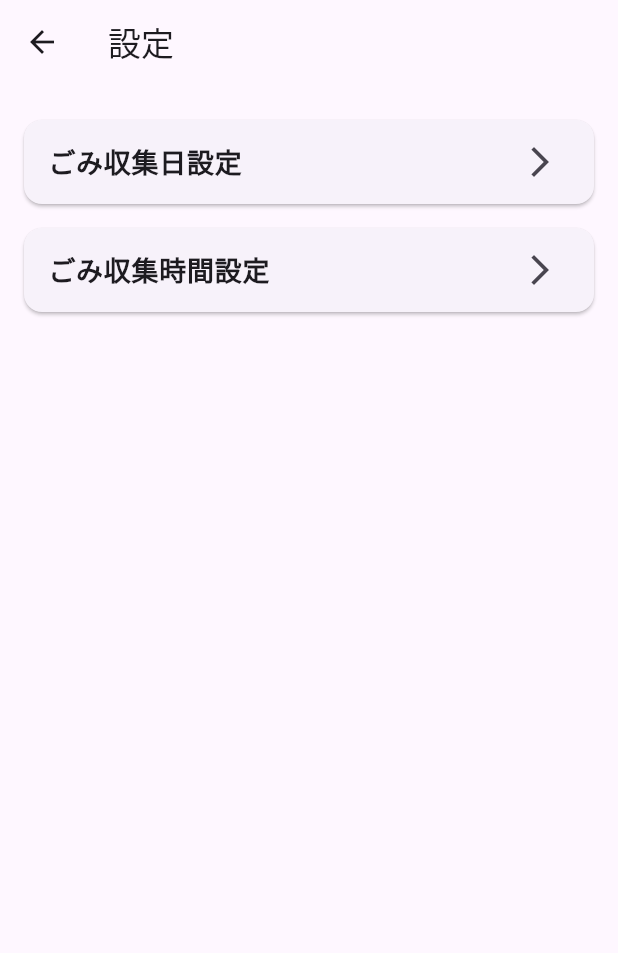
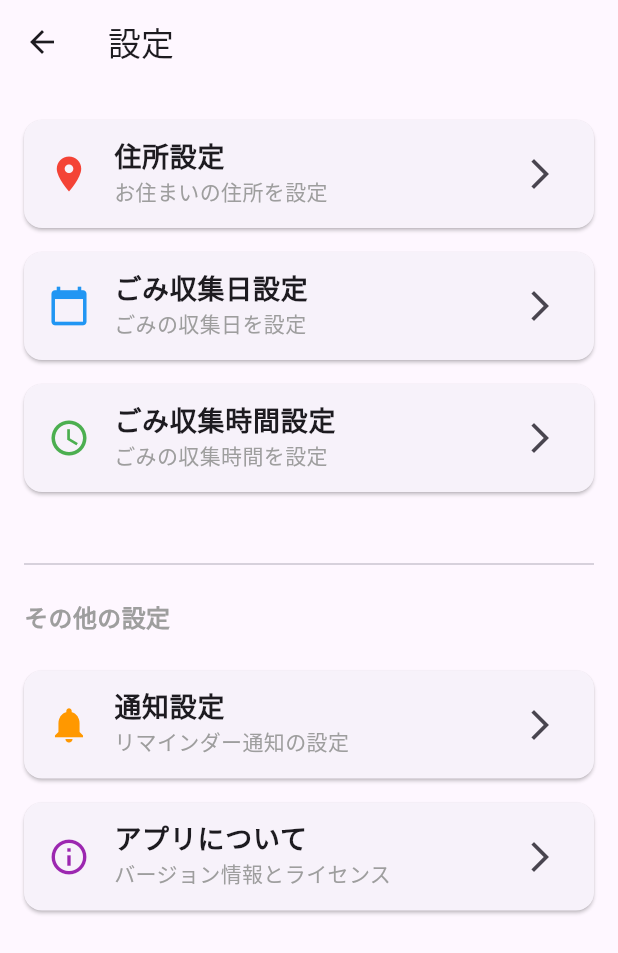
Before and after one commit to kainskains/garbage_app2, a Flutter app: the SettingsScreen screen opened directly, on a phone screen of 412 x 824 dp. Shown: the top 953 px of the screen. Run offline on Flutter 3.47's test engine with Material 3 defaults, Android fonts, the phone set to English and light mode, and no system bars; our stand-ins replace image_picker, shared_preferences, table_calendar; missing offline and left inert: tflite_flutter; accounts and stored records are empty.

Commit message:
add"address_settings"

```diff
--- a/lib/screens/settings_screen.dart
+++ b/lib/screens/settings_screen.dart
@@ -1,7 +1,8 @@
-// lib/screens/settings_screen.dart (修正後)
+// lib/screens/settings_screen.dart (住所設定追加版)
 import 'package:flutter/material.dart';
-import 'package:garbage_app/screens/date_settings_screen.dart'; // 新しい日付設定画面
-import 'package:garbage_app/screens/time_settings_screen.dart'; // 新しい時間設定画面
+import 'package:garbage_app/screens/date_settings_screen.dart'; // 日付設定画面
+import 'package:garbage_app/screens/time_settings_screen.dart'; // 時間設定画面
+import 'package:garbage_app/screens/address_settings_screen.dart'; // 住所設定画面
 
 class SettingsScreen extends StatelessWidget {
   const SettingsScreen({super.key});
@@ -15,12 +16,48 @@ class SettingsScreen extends StatelessWidget {
       body: ListView(
         padding: const EdgeInsets.all(16.0),
         children: [
+          // 住所設定
           Card(
             margin: const EdgeInsets.symmetric(vertical: 8.0),
             child: ListTile(
+              leading: const Icon(
+                Icons.location_on,
+                color: Colors.red,
+                size: 28,
+              ),
+              title: const Text(
+                '住所設定',
+                style: TextStyle(fontSize: 18, fontWeight: FontWeight.bold),
+              ),
+              subtitle: const Text(
+                'お住まいの住所を設定',
+                style: TextStyle(color: Colors.grey),
+              ),
+              trailing: const Icon(Icons.arrow_forward_ios),
+              onTap: () {
+                Navigator.of(context).push(
+                  MaterialPageRoute(builder: (context) => const AddressSettingsScreen()),
+                );
+              },
+            ),
+          ),
+
+          // ごみ収集日設定
+          Card(
+            margin: const EdgeInsets.symmetric(vertical: 8.0),
+            child: ListTile(
+              leading: const Icon(
+                Icons.calendar_today,
+                color: Colors.blue,
+                size: 28,
+              ),
               title: const Text(
                 'ごみ収集日設定',
                 style: TextStyle(fontSize: 18, fontWeight: FontWeight.bold),
+              ),
+              subtitle: const Text(
+                'ごみの収集日を設定',
+                style: TextStyle(color: Colors.grey),
               ),
               trailing: const Icon(Icons.arrow_forward_ios),
               onTap: () {
@@ -30,12 +67,23 @@ class SettingsScreen extends StatelessWidget {
               },
             ),
           ),
+
+          // ごみ収集時間設定
           Card(
             margin: const EdgeInsets.symmetric(vertical: 8.0),
             child: ListTile(
+              leading: const Icon(
+                Icons.access_time,
+                color: Colors.green,
+                size: 28,
+              ),
               title: const Text(
                 'ごみ収集時間設定',
                 style: TextStyle(fontSize: 18, fontWeight: FontWeight.bold),
+              ),
+              subtitle: const Text(
+                'ごみの収集時間を設定',
+                style: TextStyle(color: Colors.grey),
               ),
               trailing: const Icon(Icons.arrow_forward_ios),
               onTap: () {
@@ -45,7 +93,84 @@ class SettingsScreen extends StatelessWidget {
               },
             ),
           ),
-          // 今後追加されるであろう、その他の設定項目
+
+          const SizedBox(height: 32),
+
+          // セクション分けのための区切り線とタイトル
+          const Divider(thickness: 1),
+          const SizedBox(height: 16),
+
+          const Text(
+            'その他の設定',
+            style: TextStyle(
+              fontSize: 16,
+              fontWeight: FontWeight.bold,
+              color: Colors.grey,
+            ),
+          ),
+
+          const SizedBox(height: 16),
+
+          // 今後追加される可能性のある設定項目のプレースホルダー
+          Card(
+            margin: const EdgeInsets.symmetric(vertical: 8.0),
+            child: ListTile(
+              leading: const Icon(
+                Icons.notifications,
+                color: Colors.orange,
+                size: 28,
+              ),
+              title: const Text(
+                '通知設定',
+                style: TextStyle(fontSize: 18, fontWeight: FontWeight.bold),
+              ),
+              subtitle: const Text(
+                'リマインダー通知の設定',
+                style: TextStyle(color: Colors.grey),
+              ),
+              trailing: const Icon(Icons.arrow_forward_ios),
+              onTap: () {
+                // 今後実装予定
+                ScaffoldMessenger.of(context).showSnackBar(
+                  const SnackBar(
+                    content: Text('この機能は今後実装予定です'),
+                  ),
+                );
+              },
+            ),
+          ),
+
+          Card(
+            margin: const EdgeInsets.symmetric(vertical: 8.0),
+            child: ListTile(
+              leading: const Icon(
+                Icons.info_outline,
+                color: Colors.purple,
+                size: 28,
+              ),
+              title: const Text(
+                'アプリについて',
+                style: TextStyle(fontSize: 18, fontWeight: FontWeight.bold),
+              ),
+              subtitle: const Text(
+                'バージョン情報とライセンス',
+                style: TextStyle(color: Colors.grey),
+              ),
+              trailing: const Icon(Icons.arrow_forward_ios),
+              onTap: () {
+                // アプリ情報表示
+                showAboutDialog(
+                  context: context,
+                  applicationName: 'ごみ収集アプリ',
+                  applicationVersion: '1.0.0',
+                  applicationLegalese: '© 2024 Your Company',
+                  children: const [
+                    Text('このアプリは地域のごみ収集情報を管理するためのアプリです。'),
+                  ],
+                );
+              },
+            ),
+          ),
         ],
       ),
     );
```
Also changed, not shown: lib/screens/address_settings_screen.dart (added, +269 -0 lines).
